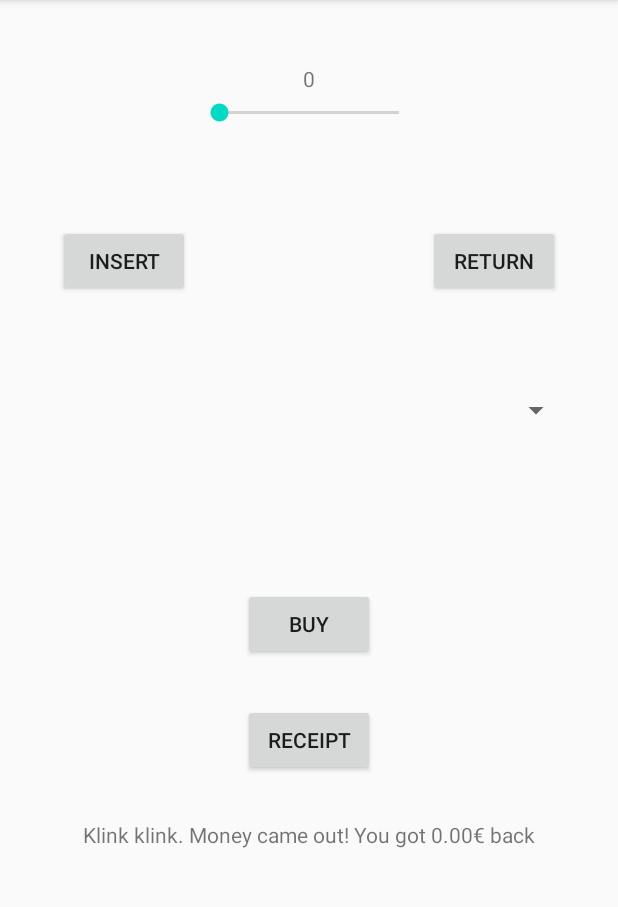
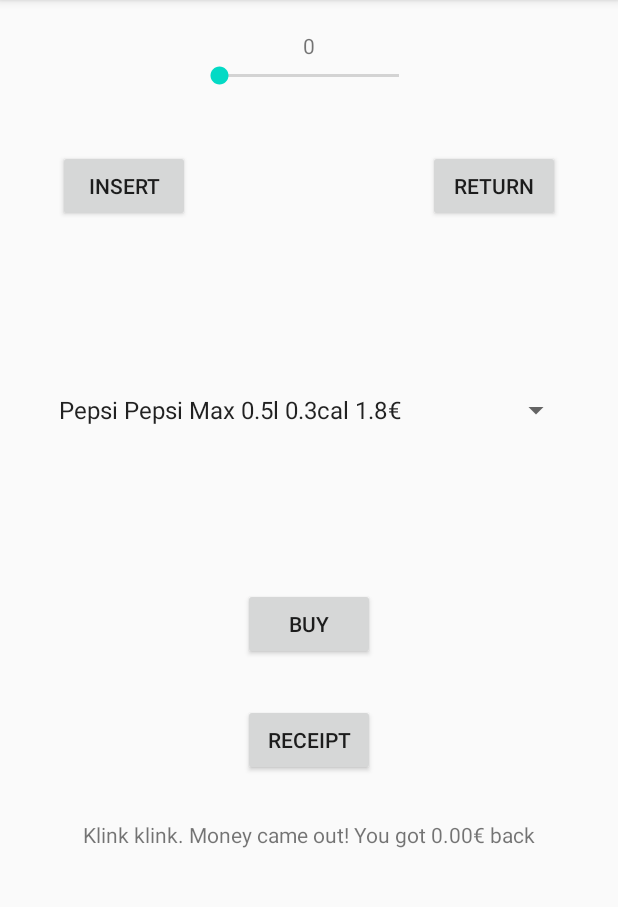
Before and after one commit to Atsolind/week8, an Android app: the screen it shows after launch (MainActivity), after a tap on "RETURN", on a phone screen of 412 x 824 dp, the part 84-991 px from its top. Run offline under Robolectric (Android 15) with nearby library versions, the phone set to English and light mode, and no system bars.

Commit message:
8.4 halfway

```diff
--- a/app/src/main/java/com/example/bottlemachine/Bottle.java
+++ b/app/src/main/java/com/example/bottlemachine/Bottle.java
@@ -6,6 +6,10 @@ public class Bottle {
     private double total_energy;
     private double cost;
     private double size;
+    @Override
+            public String toString(){
+        return manufacturer+" "+name+" "+size+"l "+total_energy+"cal "+cost+"€";
+    }
 
     Bottle(String name, String manufacturer, double total_energy, double cost, double size){
         this.name = name;
--- a/app/src/main/java/com/example/bottlemachine/BottleDispenser.java
+++ b/app/src/main/java/com/example/bottlemachine/BottleDispenser.java
@@ -7,7 +7,7 @@ public class BottleDispenser {
 
     private int bottles;
     private double money;
-    private ArrayList<Bottle> pullotList;
+    public ArrayList<Bottle> pullotList;
 
     private static BottleDispenser bottleDispenser = new BottleDispenser();
 
@@ -39,7 +39,7 @@ public class BottleDispenser {
         pullotList = pullolista;
     }
 
-    private ArrayList<Bottle> getPullolista(){
+    public ArrayList<Bottle> getPullolista(){
         return pullotList;
     }
 
@@ -56,7 +56,7 @@ public class BottleDispenser {
         return("Klink! Added more money!");
     }
 
-    private void printList(ArrayList<Bottle> pullolista) {
+    public void printList(ArrayList<Bottle> pullolista) {
         Bottle currentBottle;
         ArrayList<Bottle> pullotLista = getPullolista();
         for(int i = 0; i < pullotLista.size(); i++) {
--- a/app/src/main/java/com/example/bottlemachine/MainActivity.java
+++ b/app/src/main/java/com/example/bottlemachine/MainActivity.java
@@ -4,8 +4,11 @@ import androidx.appcompat.app.AppCompatActivity;
 
 import android.os.Bundle;
 import android.view.View;
+import android.widget.ArrayAdapter;
 import android.widget.SeekBar;
+import android.widget.Spinner;
 import android.widget.TextView;
+
 
 public class MainActivity extends AppCompatActivity {
     BottleDispenser bottleDispenser = BottleDispenser.getInstance();
@@ -14,6 +17,7 @@ public class MainActivity extends AppCompatActivity {
     private SeekBar seekBar;
     private TextView textView;
     String input;
+    private Spinner spinner;
 
     @Override
     protected void onCreate(Bundle savedInstanceState) {
@@ -23,6 +27,10 @@ public class MainActivity extends AppCompatActivity {
         textViewSeek = (TextView) findViewById(R.id.textViewSeek);
         seekBar = (SeekBar) findViewById(R.id.seekBar);
         textView = (TextView) findViewById(R.id.textView);
+        spinner = (Spinner) findViewById(R.id.spinner);
+        ArrayAdapter<Bottle> bottleAdapter = new ArrayAdapter<Bottle>(this, android.R.layout.simple_spinner_item, bottleDispenser.getPullolista());
+        bottleAdapter.setDropDownViewResource(android.R.layout.simple_spinner_dropdown_item);
+        spinner.setAdapter(bottleAdapter);
 
 
         seekBar.setOnSeekBarChangeListener(new SeekBar.OnSeekBarChangeListener() {
@@ -38,6 +46,7 @@ public class MainActivity extends AppCompatActivity {
             }
         });
     }
+
     public void setTextData(String s){
         textView.setText(s);
     }
@@ -50,4 +59,8 @@ public class MainActivity extends AppCompatActivity {
     public void returnCoins(View v){
         setTextData(bottleDispenser.returnMoney());
     }
+    public void chooseBottle(){
+
+    }
+
 }
--- a/app/src/main/res/layout/activity_main.xml
+++ b/app/src/main/res/layout/activity_main.xml
@@ -31,7 +31,7 @@
         android:id="@+id/moneyButton"
         android:layout_width="wrap_content"
         android:layout_height="wrap_content"
-        android:layout_marginTop="150dp"
+        android:layout_marginTop="100dp"
         android:onClick="insertMoney"
         android:text="Insert"
         app:layout_constraintBottom_toTopOf="@+id/textView"
@@ -45,6 +45,7 @@
         android:id="@+id/spinner"
         android:layout_width="350dp"
         android:layout_height="wrap_content"
+        android:visibility="visible"
         app:layout_constraintBottom_toTopOf="@+id/textView"
         app:layout_constraintEnd_toEndOf="parent"
         app:layout_constraintStart_toStartOf="parent"
@@ -64,7 +65,7 @@
         android:id="@+id/returnButton"
         android:layout_width="wrap_content"
         android:layout_height="wrap_content"
-        android:layout_marginTop="150dp"
+        android:layout_marginTop="100dp"
         android:onClick="returnCoins"
         android:text="Return"
         app:layout_constraintBottom_toTopOf="@+id/textView"
```
